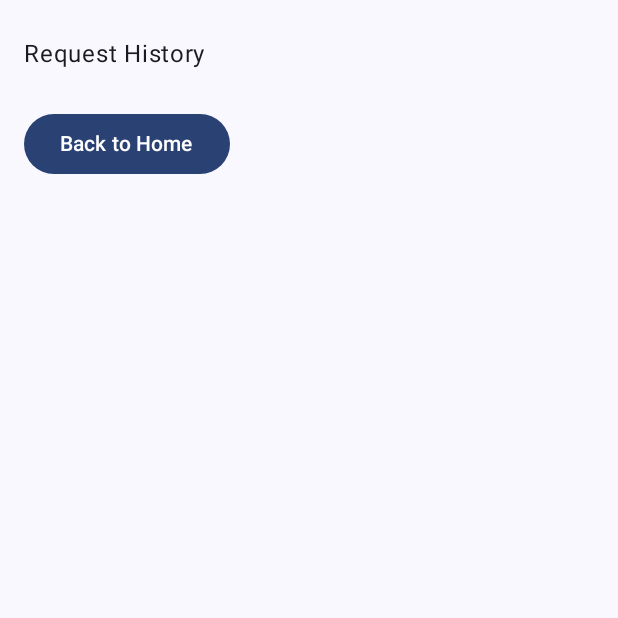
After one commit to DevDewangan16/BrevIQ, an Android app built with Jetpack Compose: the composable HistoryScreen shown on its own in the app's theme, on a phone screen of 412 x 824 dp, the top half of it. The commit adds this screen. Run offline under Robolectric (Android 15) with nearby library versions, the phone set to English and light mode, and no system bars; our stand-ins replace Firebase (no records; nobody signed in at launch, a user with empty details on screens opened directly).

Commit message:
Added the history Screen

```diff
--- a/app/src/main/java/com/example/gemi/ui/BrevIQViewModel.kt
+++ b/app/src/main/java/com/example/gemi/ui/BrevIQViewModel.kt
@@ -18,11 +18,13 @@ import com.example.gemi.ui.ImageUtils.convertBitmapToBase64
 import com.example.gemi.ui.data.Content
 import com.example.gemi.ui.data.GeminiRequest
 import com.example.gemi.ui.data.Part
+import com.example.gemi.ui.data.RequestResponse
 import com.google.android.gms.common.api.Response
 import com.google.firebase.auth.FirebaseUser
 import kotlinx.coroutines.Dispatchers
 import kotlinx.coroutines.delay
 import kotlinx.coroutines.flow.MutableStateFlow
+import kotlinx.coroutines.flow.StateFlow
 import kotlinx.coroutines.flow.asStateFlow
 import kotlinx.coroutines.launch
 import kotlinx.coroutines.withContext
@@ -35,6 +37,9 @@ class BrevIQViewModel(application:Application):AndroidViewModel(application) {
 
     private val _response = MutableStateFlow("Ask something...")
     val response = _response.asStateFlow()
+
+    private val _historyList = MutableStateFlow<List<RequestResponse>>(emptyList())
+    val historyList: StateFlow<List<RequestResponse>> = _historyList
 
     fun fetchResponse(prompt: String) {
         viewModelScope.launch {
@@ -51,6 +56,10 @@ class BrevIQViewModel(application:Application):AndroidViewModel(application) {
                 val responseText = result.candidates?.getOrNull(0)?.content?.parts?.getOrNull(0)?.text ?: "No response"
 
                 _response.value = responseText
+
+                val newEntry = RequestResponse(prompt,responseText)
+                _historyList.value = _historyList.value + newEntry
+
 
             } catch (e: Exception) {
                 _response.value = "Error: ${e.message}"
--- /dev/null
+++ b/app/src/main/java/com/example/gemi/ui/HistoryScreen.kt
@@ -0,0 +1,55 @@
+package com.example.gemi.ui
+
+import androidx.compose.foundation.background
+import androidx.compose.material3.Button
+import androidx.compose.material3.Card
+import androidx.compose.material3.MaterialTheme
+import androidx.compose.material3.Text
+import androidx.compose.ui.Modifier
+import androidx.compose.ui.unit.dp
+
+import androidx.compose.foundation.layout.*
+import androidx.compose.foundation.lazy.LazyColumn
+import androidx.compose.foundation.lazy.items
+import androidx.compose.material.*
+import androidx.compose.material3.CardDefaults
+import androidx.compose.runtime.*
+import androidx.compose.ui.graphics.Color
+import androidx.lifecycle.viewmodel.compose.viewModel
+import androidx.navigation.NavController
+
+@Composable
+fun HistoryScreen(brevIQViewModel: BrevIQViewModel,navController: NavController) {
+    val historyList by brevIQViewModel.historyList.collectAsState()
+
+    Column(modifier = Modifier.fillMaxSize().padding(16.dp)) {
+        Spacer(modifier = Modifier.height(8.dp))
+
+        Text(text = "Request History")
+
+        Spacer(modifier = Modifier.height(8.dp))
+
+        LazyColumn {
+            items(historyList) { entry ->
+                Card(
+                    modifier = Modifier.fillMaxWidth().padding(8.dp),
+                    //elevation =4.dp,
+                    colors = CardDefaults.cardColors(
+                        containerColor = Color(0xFFFEE1B6)
+                    )
+                ) {
+                    Column(modifier = Modifier.padding(16.dp)) {
+                        Text(text = "Request: ${entry.request}")
+                        Text(text = "Response: ${entry.response}")
+                    }
+                }
+            }
+        }
+
+        Spacer(modifier = Modifier.height(16.dp))
+
+        Button(onClick = { navController.popBackStack() }) {
+            Text("Back to Home")
+        }
+    }
+}
--- a/app/src/main/java/com/example/gemi/ui/SummarizationScreen.kt
+++ b/app/src/main/java/com/example/gemi/ui/SummarizationScreen.kt
@@ -36,9 +36,10 @@ import androidx.compose.ui.Modifier
 import androidx.compose.ui.graphics.Color
 import androidx.compose.ui.text.input.TextFieldValue
 import androidx.compose.ui.unit.dp
+import androidx.navigation.NavHostController
 
 @Composable
-fun SummariztionScreen(brevIQViewModel: BrevIQViewModel) {
+fun SummariztionScreen(brevIQViewModel: BrevIQViewModel,navHostController: NavHostController) {
     var userInput by remember { mutableStateOf(TextFieldValue("")) }
     val response by brevIQViewModel.response.collectAsState()
 
@@ -68,6 +69,7 @@ fun SummariztionScreen(brevIQViewModel: BrevIQViewModel) {
                     }
                 }
             }
+
             OutlinedTextField(
                 value = userInput, onValueChange = { userInput = it },
                 modifier = Modifier.fillMaxWidth()
--- /dev/null
+++ b/app/src/main/java/com/example/gemi/ui/data/RequestResponse.kt
@@ -0,0 +1,6 @@
+package com.example.gemi.ui.data
+
+data class RequestResponse(
+    val request: String,
+    val response: String
+)
```
Also changed, not shown: app/src/main/java/com/example/gemi/ui/BrevIQApp.kt (+6 -2 lines), app/src/main/java/com/example/gemi/ui/HomeScreen.kt (+5 -2 lines).
